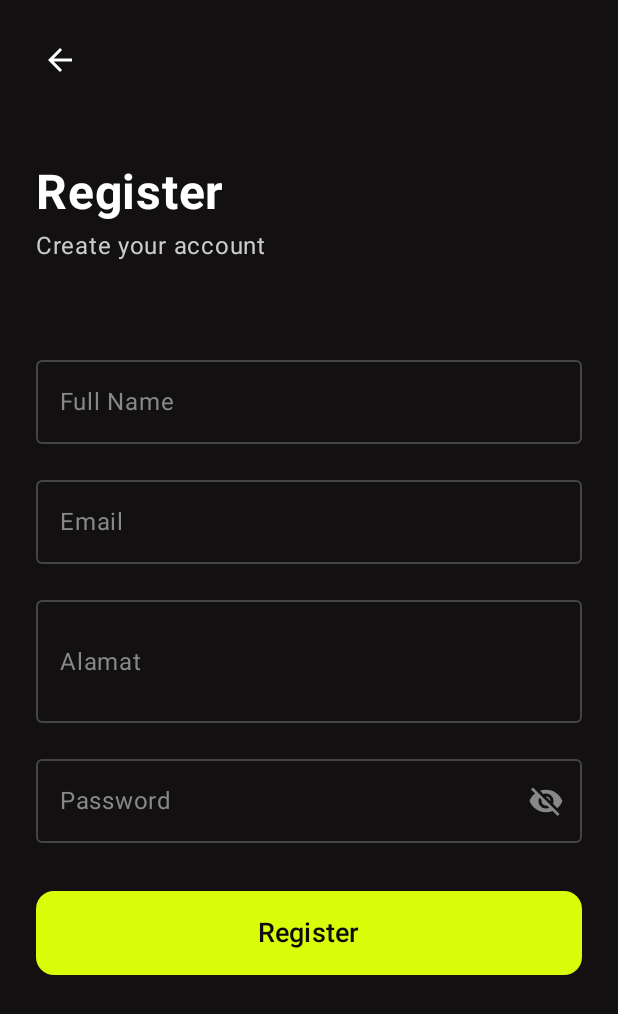
After one commit to DewiPuspitass/Linakost, an Android app built with Jetpack Compose: the composable RegisterScreen shown on its own in the app's theme, on a phone screen of 412 x 824 dp. The commit adds this screen. Shown: the top 1014 px of the screen. Run offline under Robolectric (Android 15) with nearby library versions, the phone set to English and light mode, and no system bars.

Commit message:
membuat tampilan register

```diff
--- a/app/build.gradle.kts
+++ b/app/build.gradle.kts
@@ -49,6 +49,7 @@ dependencies {
     implementation(libs.androidx.ui.graphics)
     implementation(libs.androidx.ui.tooling.preview)
     implementation(libs.androidx.material3)
+    implementation(libs.androidx.compose.material.icons.extended)
     testImplementation(libs.junit)
     androidTestImplementation(libs.androidx.junit)
     androidTestImplementation(libs.androidx.espresso.core)
--- /dev/null
+++ b/app/src/main/java/com/dewipuspitasari0020/linakost/screen/RegisterScreen.kt
@@ -0,0 +1,214 @@
+package com.dewipuspitasari0020.linakost.screen
+
+import androidx.compose.foundation.layout.*
+import androidx.compose.foundation.shape.RoundedCornerShape
+import androidx.compose.foundation.text.KeyboardOptions
+import androidx.compose.material.*
+import androidx.compose.material.icons.Icons
+import androidx.compose.material.icons.filled.ArrowBack
+import androidx.compose.material.icons.filled.Visibility
+import androidx.compose.material.icons.filled.VisibilityOff
+import androidx.compose.material3.Button
+import androidx.compose.material3.ButtonDefaults
+import androidx.compose.material3.ExperimentalMaterial3Api
+import androidx.compose.material3.Icon
+import androidx.compose.material3.IconButton
+import androidx.compose.material3.OutlinedTextField
+import androidx.compose.material3.Scaffold
+import androidx.compose.material3.Text
+import androidx.compose.material3.TextFieldDefaults
+import androidx.compose.runtime.*
+import androidx.compose.ui.Alignment
+import androidx.compose.ui.Modifier
+import androidx.compose.ui.graphics.Color
+import androidx.compose.ui.text.font.FontWeight
+import androidx.compose.ui.text.input.KeyboardType
+import androidx.compose.ui.text.input.PasswordVisualTransformation
+import androidx.compose.ui.text.input.VisualTransformation
+import androidx.compose.ui.tooling.preview.Preview
+import androidx.compose.ui.unit.dp
+import androidx.compose.ui.unit.sp
+import com.dewipuspitasari0020.linakost.ui.theme.bg
+import com.dewipuspitasari0020.linakost.ui.theme.bgSecondary
+import com.dewipuspitasari0020.linakost.ui.theme.textBlack
+
+@OptIn(ExperimentalMaterial3Api::class)
+@Composable
+fun RegisterScreen() {
+    var fullName by remember { mutableStateOf("") }
+    var email by remember { mutableStateOf("") }
+    var password by remember { mutableStateOf("") }
+    var alamat by remember { mutableStateOf("") }
+    var passwordVisibility by remember { mutableStateOf(false) }
+    var repeatPasswordVisibility by remember { mutableStateOf(false) }
+
+    Scaffold(
+        containerColor = bg
+    ) { paddingValues ->
+        Column(
+            modifier = Modifier
+                .fillMaxSize()
+                .padding(paddingValues)
+        ) {
+            Box(
+                modifier = Modifier
+                    .fillMaxWidth()
+                    .height(200.dp)
+            ) {
+                IconButton(
+                    onClick = {  },
+                    modifier = Modifier
+                        .align(Alignment.TopStart)
+                        .padding(top = 16.dp, start = 16.dp)
+                ) {
+                    Icon(
+                        imageVector = Icons.Default.ArrowBack,
+                        contentDescription = "Back",
+                        tint = Color.White
+                    )
+                }
+                Column(
+                    modifier = Modifier
+                        .align(Alignment.BottomStart)
+                        .padding(start = 24.dp, bottom = 24.dp)
+                ) {
+                    Text(
+                        text = "Register",
+                        color = Color.White,
+                        fontSize = 32.sp,
+                        fontWeight = FontWeight.Bold
+                    )
+                    Spacer(modifier = Modifier.height(4.dp))
+                    Text(
+                        text = "Create your account",
+                        color = Color.LightGray,
+                        fontSize = 16.sp
+                    )
+                }
+            }
+
+            Spacer(modifier = Modifier.height(32.dp))
+
+            Column(
+                modifier = Modifier
+                    .fillMaxWidth()
+                    .padding(horizontal = 24.dp)
+            ) {
+                OutlinedTextField(
+                    value = fullName,
+                    onValueChange = { fullName = it },
+                    label = { Text("Full Name", color = Color.Gray) },
+                    singleLine = true,
+                    colors = TextFieldDefaults.outlinedTextFieldColors(
+                        focusedBorderColor = Color.LightGray,
+                        unfocusedBorderColor = Color.DarkGray,
+                        cursorColor = Color.White,
+                        focusedLabelColor = Color.LightGray,
+                        unfocusedLabelColor = Color.Gray,
+                        focusedTextColor = Color.White,
+                        unfocusedTextColor = Color.White,
+                        containerColor = Color.Transparent
+                    ),
+                    modifier = Modifier.fillMaxWidth()
+                )
+                Spacer(modifier = Modifier.height(16.dp))
+
+                OutlinedTextField(
+                    value = email,
+                    onValueChange = { email = it },
+                    label = { Text("Email", color = Color.Gray) },
+                    singleLine = true,
+                    keyboardOptions = KeyboardOptions(keyboardType = KeyboardType.Email),
+                    colors = TextFieldDefaults.outlinedTextFieldColors(
+                        focusedBorderColor = Color.LightGray,
+                        unfocusedBorderColor = Color.DarkGray,
+                        cursorColor = Color.White,
+                        focusedLabelColor = Color.LightGray,
+                        unfocusedLabelColor = Color.Gray,
+                        focusedTextColor = Color.White,
+                        unfocusedTextColor = Color.White,
+                        containerColor = Color.Transparent
+                    ),
+                    modifier = Modifier.fillMaxWidth()
+                )
+                Spacer(modifier = Modifier.height(16.dp))
+
+                OutlinedTextField(
+                    value = alamat,
+                    onValueChange = { alamat = it },
+                    label = { Text("Alamat", color = Color.Gray) },
+                    singleLine = true,
+                    keyboardOptions = KeyboardOptions(keyboardType = KeyboardType.Text),
+                    minLines = 2,
+                    maxLines = 5,
+                    colors = TextFieldDefaults.outlinedTextFieldColors(
+                        focusedBorderColor = Color.LightGray,
+                        unfocusedBorderColor = Color.DarkGray,
+                        cursorColor = Color.White,
+                        focusedLabelColor = Color.LightGray,
+                        unfocusedLabelColor = Color.Gray,
+                        focusedTextColor = Color.White,
+                        unfocusedTextColor = Color.White,
+                        containerColor = Color.Transparent
+                    ),
+                    modifier = Modifier.fillMaxWidth().heightIn(min = 90.dp)
+                )
+                Spacer(modifier = Modifier.height(16.dp))
+
+                OutlinedTextField(
+                    value = password,
+                    onValueChange = { password = it },
+                    label = { Text("Password", color = Color.Gray) },
+                    singleLine = true,
+                    keyboardOptions = KeyboardOptions(keyboardType = KeyboardType.Password),
+                    visualTransformation = if (passwordVisibility) VisualTransformation.None else PasswordVisualTransformation(),
+                    trailingIcon = {
+                        val image = if (passwordVisibility)
+                            Icons.Filled.Visibility
+                        else Icons.Filled.VisibilityOff
+                        IconButton(onClick = { passwordVisibility = !passwordVisibility }) {
+                            Icon(imageVector = image, contentDescription = "Toggle password visibility", tint = Color.Gray)
+                        }
+                    },
+                    colors = TextFieldDefaults.outlinedTextFieldColors(
+                        focusedBorderColor = Color.LightGray,
+                        unfocusedBorderColor = Color.DarkGray,
+                        cursorColor = Color.White,
+                        focusedLabelColor = Color.LightGray,
+                        unfocusedLabelColor = Color.Gray,
+                        focusedTextColor = Color.White,
+                        unfocusedTextColor = Color.White,
+                        containerColor = Color.Transparent
+                    ),
+                    modifier = Modifier.fillMaxWidth()
+                )
+                Spacer(modifier = Modifier.height(32.dp))
+
+                Button(
+                    onClick = {  },
+                    modifier = Modifier
+                        .fillMaxWidth()
+                        .height(56.dp),
+                    shape = RoundedCornerShape(12.dp),
+                    colors = ButtonDefaults.buttonColors(
+                        containerColor = bgSecondary,
+                        contentColor = Color.White
+                    )
+                ) {
+                    Text(
+                        text = "Register",
+                        color = textBlack,
+                        fontSize = 18.sp,
+                        fontWeight = FontWeight.SemiBold
+                    )
+                }
+            }
+        }
+    }
+}
+
+@Preview(showBackground = true)
+@Composable
+fun PreviewRegisterScreen() {
+    RegisterScreen()
+}
--- a/app/src/main/java/com/dewipuspitasari0020/linakost/ui/theme/Color.kt
+++ b/app/src/main/java/com/dewipuspitasari0020/linakost/ui/theme/Color.kt
@@ -9,3 +9,7 @@ val Pink80 = Color(0xFFEFB8C8)
 val Purple40 = Color(0xFF6650a4)
 val PurpleGrey40 = Color(0xFF625b71)
 val Pink40 = Color(0xFF7D5260)
+
+val bg = Color(0xFF121010)
+val bgSecondary = Color(0xffd9fc09)
+val textBlack = Color(0xff0c0c0c)
--- a/gradle/libs.versions.toml
+++ b/gradle/libs.versions.toml
@@ -8,6 +8,7 @@ espressoCore = "3.6.1"
 lifecycleRuntimeKtx = "2.9.1"
 activityCompose = "1.10.1"
 composeBom = "2024.04.01"
+play-services-location = "21.2.0"
 
 [libraries]
 androidx-core-ktx = { group = "androidx.core", name = "core-ktx", version.ref = "coreKtx" }
@@ -24,6 +25,8 @@ androidx-ui-tooling-preview = { group = "androidx.compose.ui", name = "ui-toolin
 androidx-ui-test-manifest = { group = "androidx.compose.ui", name = "ui-test-manifest" }
 androidx-ui-test-junit4 = { group = "androidx.compose.ui", name = "ui-test-junit4" }
 androidx-material3 = { group = "androidx.compose.material3", name = "material3" }
+androidx-compose-material-icons-extended = { group = "androidx.compose.material", name = "material-icons-extended" }
+google-android-gms-play-services-location = { group = "com.google.android.gms", name = "play-services-location", version.ref = "play-services-location" }
 
 [plugins]
 android-application = { id = "com.android.application", version.ref = "agp" }
```
